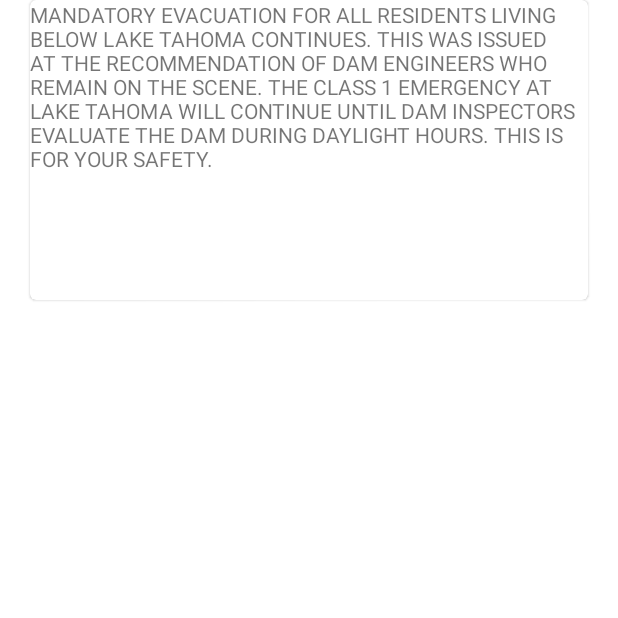
After one commit to aLoneWitness/app-studybuddy, an Android app: the MainActivity screen opened directly, with no data from a screen before it, on a phone screen of 412 x 824 dp, the top half of it. The commit adds this screen. Run offline under Robolectric (Android 15) with nearby library versions, the phone set to English and light mode, and no system bars.

```diff
--- a/app/src/main/AndroidManifest.xml
+++ b/app/src/main/AndroidManifest.xml
@@ -1,6 +1,7 @@
 <?xml version="1.0" encoding="utf-8"?>
 <manifest xmlns:android="http://schemas.android.com/apk/res/android"
     package="nl.niekvangogh.studybuddy">
+
     <!-- To auto-complete the email text field in the login form with the user's emails -->
     <uses-permission android:name="android.permission.GET_ACCOUNTS" />
     <uses-permission android:name="android.permission.READ_PROFILE" />
@@ -22,6 +23,9 @@
                 <category android:name="android.intent.category.LAUNCHER" />
             </intent-filter>
         </activity>
+        <activity
+            android:name=".MainActivity"
+            android:label="@string/title_activity_main"></activity>
     </application>
 
 </manifest>
--- /dev/null
+++ b/app/src/main/java/nl/niekvangogh/studybuddy/MainActivity.java
@@ -0,0 +1,14 @@
+package nl.niekvangogh.studybuddy;
+
+import android.os.Bundle;
+import android.app.Activity;
+
+public class MainActivity extends Activity {
+
+    @Override
+    protected void onCreate(Bundle savedInstanceState) {
+        super.onCreate(savedInstanceState);
+        setContentView(R.layout.activity_main);
+    }
+
+}
--- a/app/src/main/res/layout/activity_login.xml
+++ b/app/src/main/res/layout/activity_login.xml
@@ -46,10 +46,12 @@
     </com.google.android.material.textfield.TextInputLayout>
 
     <com.google.android.material.button.MaterialButton
-        android:id="@+id/material_button"
+        android:id="@+id/material_loginbutton"
         android:layout_width="wrap_content"
         android:layout_height="wrap_content"
         android:text="@string/button_label_login"/>
+
+
 
     <ProgressBar
         android:id="@+id/login_progress"
--- /dev/null
+++ b/app/src/main/res/layout/activity_main.xml
@@ -0,0 +1,26 @@
+<?xml version="1.0" encoding="utf-8"?>
+<androidx.constraintlayout.widget.ConstraintLayout xmlns:android="http://schemas.android.com/apk/res/android"
+    xmlns:app="http://schemas.android.com/apk/res-auto"
+    xmlns:tools="http://schemas.android.com/tools"
+    android:layout_width="match_parent"
+    android:layout_height="match_parent"
+    tools:context=".MainActivity">
+
+
+    <com.google.android.material.card.MaterialCardView
+        style="@style/Widget.MaterialComponents.CardView"
+        android:layout_width="match_parent"
+        android:layout_height="wrap_content"
+        android:layout_marginLeft="20dp"
+        android:layout_marginTop="20dp"
+        android:layout_marginRight="20dp"
+        android:minHeight="200dp">
+
+        <!-- Card contents. -->
+        <TextView
+            android:layout_width="wrap_content"
+            android:layout_height="wrap_content"
+            android:text="@string/announcement_message"/>
+    </com.google.android.material.card.MaterialCardView>
+
+</androidx.constraintlayout.widget.ConstraintLayout>
--- a/app/src/main/res/values/strings.xml
+++ b/app/src/main/res/values/strings.xml
@@ -15,4 +15,6 @@
     <string name="fhictemail_hint">Enter your FHICT email adress.</string>
     <string name="fhictpassword_hint">Enter your password.</string>
     <string name="button_label_login">Log in</string>
+    <string name="title_activity_main">MainActivity</string>
+    <string name="announcement_message">MANDATORY EVACUATION FOR ALL RESIDENTS LIVING BELOW LAKE TAHOMA  CONTINUES. THIS WAS ISSUED AT THE RECOMMENDATION OF DAM ENGINEERS  WHO REMAIN ON THE SCENE. THE CLASS 1 EMERGENCY AT LAKE TAHOMA  WILL CONTINUE UNTIL DAM INSPECTORS EVALUATE THE DAM DURING  DAYLIGHT HOURS. THIS IS FOR YOUR SAFETY.</string>
 </resources>
```
Also changed, not shown: app/src/main/java/nl/niekvangogh/studybuddy/LoginActivity.java (+16 -0 lines).
